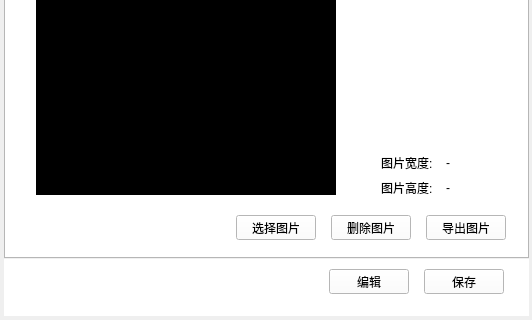
Before: the Qt Designer form TTKModule/TTKWidget/musicUiKits/musicToolsetsKits/musicfileinformationwidget.ui in Greedysky/TTKMusicPlayer, drawn with Qt 5; both pictures show x 0 to 532 and y 190 to 510 of the 532 by 510 pixel window.
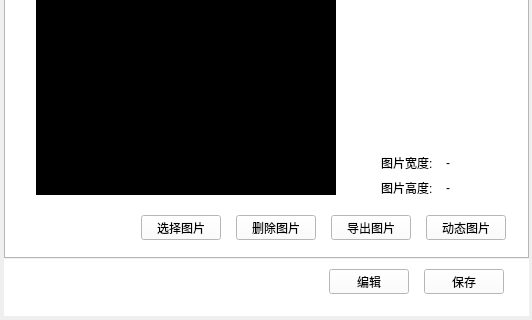
After: the same form once the commit is applied. The open tabs and pages were chosen to show the change. Custom widgets are drawn as their Qt base class.

Commit message: feat: Add dynamic cover[304121]

```diff
--- a/TTKModule/TTKWidget/musicUiKits/musicToolsetsKits/musicfileinformationwidget.ui
+++ b/TTKModule/TTKWidget/musicUiKits/musicToolsetsKits/musicfileinformationwidget.ui
@@ -629,7 +629,7 @@
      <widget class="QPushButton" name="deletePixButton">
       <property name="geometry">
        <rect>
-        <x>325</x>
+        <x>230</x>
         <y>350</y>
         <width>80</width>
         <height>25</height>
@@ -671,7 +671,7 @@
      <widget class="QPushButton" name="openPixButton">
       <property name="geometry">
        <rect>
-        <x>230</x>
+        <x>135</x>
         <y>350</y>
         <width>80</width>
         <height>25</height>
@@ -687,7 +687,7 @@
      <widget class="QPushButton" name="savePixButton">
       <property name="geometry">
        <rect>
-        <x>420</x>
+        <x>325</x>
         <y>350</y>
         <width>80</width>
         <height>25</height>
@@ -742,6 +742,22 @@
        <string>-</string>
       </property>
      </widget>
+     <widget class="QPushButton" name="dynamicPixButton">
+      <property name="geometry">
+       <rect>
+        <x>420</x>
+        <y>350</y>
+        <width>80</width>
+        <height>25</height>
+       </rect>
+      </property>
+      <property name="cursor">
+       <cursorShape>PointingHandCursor</cursorShape>
+      </property>
+      <property name="text">
+       <string>动态图片</string>
+      </property>
+     </widget>
     </widget>
     <widget class="QWidget" name="extraWidget">
      <attribute name="title">
```
The commit also changes 10 other files.
